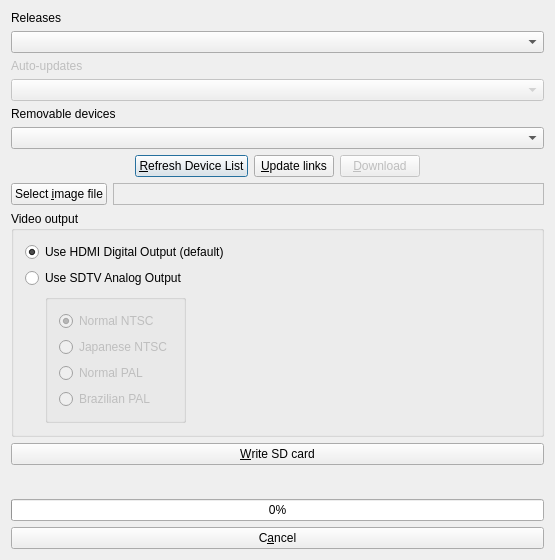
Old version of the form installer.ui in the repository RasPlex/rasplex-installer.
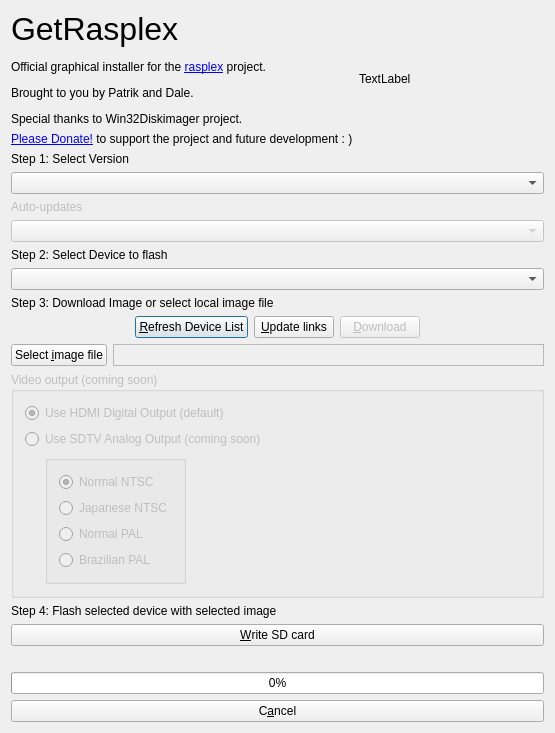
New version of the form. Icons and pictures are not drawn.

Commit message: Various updates to OS X installer and UI improvements

```diff
--- a/installer.ui
+++ b/installer.ui
@@ -7,7 +7,7 @@
     <x>0</x>
     <y>0</y>
     <width>555</width>
-    <height>560</height>
+    <height>579</height>
    </rect>
   </property>
   <property name="windowTitle">
@@ -18,10 +18,45 @@
     <normaloff>:/icons/getrasplex.png</normaloff>:/icons/getrasplex.png</iconset>
   </property>
   <layout class="QVBoxLayout" name="verticalLayout">
+   <item>
+    <layout class="QHBoxLayout" name="horizontalLayout_6">
+     <item>
+      <layout class="QVBoxLayout" name="verticalLayout_4">
+       <item>
+        <widget class="QLabel" name="label_4">
+         <property name="text">
+          <string>&lt;html&gt;&lt;head/&gt;&lt;body&gt;&lt;p&gt;&lt;span style=&quot; font-size:24pt;&quot;&gt;GetRasplex &lt;/span&gt;&lt;/p&gt;&lt;p&gt;Official graphical installer for the &lt;a href=&quot;http://rasplex.com&quot;&gt;&lt;span style=&quot; text-decoration: underline; color:#0000ff;&quot;&gt;rasplex&lt;/span&gt;&lt;/a&gt; project. &lt;/p&gt;&lt;p&gt;Brought to you by Patrik and Dale.&lt;/p&gt;&lt;p&gt;Special thanks to Win32Diskimager project.&lt;/p&gt;&lt;/body&gt;&lt;/html&gt;</string>
+         </property>
+         <property name="openExternalLinks">
+          <bool>true</bool>
+         </property>
+        </widget>
+       </item>
+       <item>
+        <widget class="QLabel" name="label_3">
+         <property name="text">
+          <string>&lt;a href=&quot;http://donate.rasplex.com&quot;&gt;Please Donate!&lt;/a&gt; to support the project and future development : )</string>
+         </property>
+         <property name="openExternalLinks">
+          <bool>true</bool>
+         </property>
+        </widget>
+       </item>
+      </layout>
+     </item>
+     <item>
+      <widget class="QLabel" name="logo">
+       <property name="text">
+        <string>TextLabel</string>
+       </property>
+      </widget>
+     </item>
+    </layout>
+   </item>
    <item>
     <widget class="QLabel" name="releaseLabel">
      <property name="text">
-      <string>Releases</string>
+      <string>Step 1: Select Version</string>
      </property>
     </widget>
    </item>
@@ -48,13 +83,20 @@
    <item>
     <widget class="QLabel" name="removableDevicesLabel">
      <property name="text">
-      <string>Removable devices</string>
+      <string>Step 2: Select Device to flash</string>
      </property>
     </widget>
    </item>
    <item>
     <widget class="QComboBox" name="removableDevicesComboBox"/>
    </item>
+   <item>
+    <widget class="QLabel" name="label">
+     <property name="text">
+      <string>Step 3: Download Image or select local image file</string>
+     </property>
+    </widget>
+   </item>
    <item>
     <layout class="QHBoxLayout" name="horizontalLayout">
      <item>
@@ -138,8 +180,11 @@
    </item>
    <item>
     <widget class="QGroupBox" name="videoGroupBox">
+     <property name="enabled">
+      <bool>false</bool>
+     </property>
      <property name="title">
-      <string>Video output</string>
+      <string>Video output (coming soon)</string>
      </property>
      <layout class="QVBoxLayout" name="verticalLayout_3">
       <item>
@@ -154,8 +199,11 @@
       </item>
       <item>
        <widget class="QRadioButton" name="sdtvOutputButton">
+        <property name="enabled">
+         <bool>false</bool>
+        </property>
         <property name="text">
-         <string>Use SDTV Analog Output</string>
+         <string>Use SDTV Analog Output (coming soon)</string>
         </property>
        </widget>
       </item>
@@ -247,6 +295,13 @@
      </layout>
     </widget>
    </item>
+   <item>
+    <widget class="QLabel" name="label_2">
+     <property name="text">
+      <string>Step 4: Flash selected device with selected image</string>
+     </property>
+    </widget>
+   </item>
    <item>
     <widget class="QPushButton" name="writeButton">
      <property name="text">
```
The commit also changes 4 other files.
